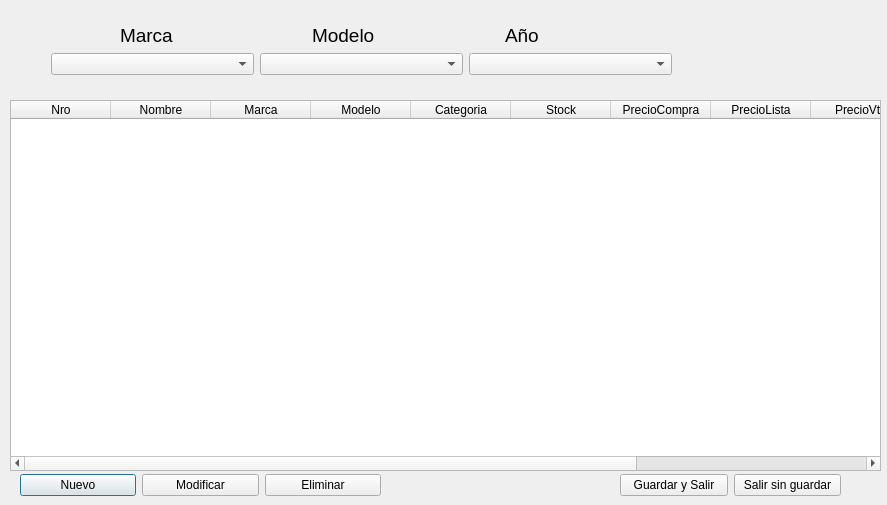
Before: the Qt Designer form guiproducto.ui in Jose-Cisneros/TallerCTRL, drawn with Qt 5.
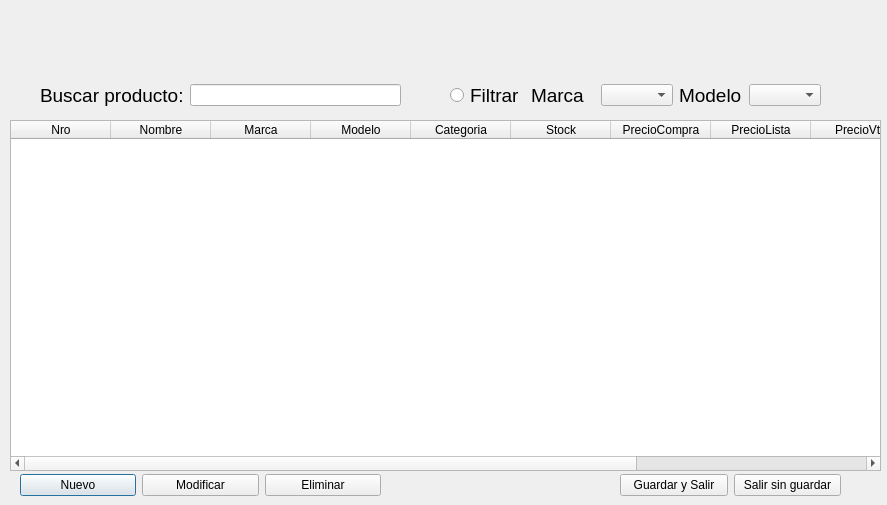
After: the same form once the commit is applied.

Commit message: +Nueva GUI Producto

```diff
--- a/guiproducto.ui
+++ b/guiproducto.ui
@@ -17,9 +17,9 @@
    <property name="geometry">
     <rect>
      <x>10</x>
-     <y>100</y>
+     <y>120</y>
      <width>871</width>
-     <height>371</height>
+     <height>351</height>
     </rect>
    </property>
    <column>
@@ -78,87 +78,6 @@
     </property>
    </column>
   </widget>
-  <widget class="QWidget" name="layoutWidget">
-   <property name="geometry">
-    <rect>
-     <x>51</x>
-     <y>44</y>
-     <width>621</width>
-     <height>41</height>
-    </rect>
-   </property>
-   <layout class="QHBoxLayout" name="horizontalLayout">
-    <item>
-     <widget class="QComboBox" name="comboMarca">
-      <property name="toolTip">
-       <string>&lt;html&gt;&lt;head/&gt;&lt;body&gt;&lt;p&gt;Marca&lt;/p&gt;&lt;/body&gt;&lt;/html&gt;</string>
-      </property>
-     </widget>
-    </item>
-    <item>
-     <widget class="QComboBox" name="comboModelo">
-      <property name="toolTip">
-       <string>&lt;html&gt;&lt;head/&gt;&lt;body&gt;&lt;p&gt;Modelo&lt;/p&gt;&lt;/body&gt;&lt;/html&gt;</string>
-      </property>
-     </widget>
-    </item>
-    <item>
-     <widget class="QComboBox" name="comboAno">
-      <property name="toolTip">
-       <string>&lt;html&gt;&lt;head/&gt;&lt;body&gt;&lt;p&gt;Año&lt;/p&gt;&lt;/body&gt;&lt;/html&gt;</string>
-      </property>
-     </widget>
-    </item>
-   </layout>
-  </widget>
-  <widget class="QWidget" name="layoutWidget">
-   <property name="geometry">
-    <rect>
-     <x>120</x>
-     <y>20</y>
-     <width>571</width>
-     <height>31</height>
-    </rect>
-   </property>
-   <layout class="QHBoxLayout" name="horizontalLayout_2">
-    <item>
-     <widget class="QLabel" name="label">
-      <property name="font">
-       <font>
-        <pointsize>14</pointsize>
-       </font>
-      </property>
-      <property name="text">
-       <string>Marca</string>
-      </property>
-     </widget>
-    </item>
-    <item>
-     <widget class="QLabel" name="label_2">
-      <property name="font">
-       <font>
-        <pointsize>14</pointsize>
-       </font>
-      </property>
-      <property name="text">
-       <string>Modelo</string>
-      </property>
-     </widget>
-    </item>
-    <item>
-     <widget class="QLabel" name="label_3">
-      <property name="font">
-       <font>
-        <pointsize>14</pointsize>
-       </font>
-      </property>
-      <property name="text">
-       <string>Año</string>
-      </property>
-     </widget>
-    </item>
-   </layout>
-  </widget>
   <widget class="QWidget" name="layoutWidget">
    <property name="geometry">
     <rect>
@@ -192,7 +111,7 @@
     </item>
    </layout>
   </widget>
-  <widget class="QWidget" name="">
+  <widget class="QWidget" name="layoutWidget">
    <property name="geometry">
     <rect>
      <x>620</x>
@@ -218,6 +137,97 @@
     </item>
    </layout>
   </widget>
+  <widget class="QWidget" name="layoutWidget">
+   <property name="geometry">
+    <rect>
+     <x>40</x>
+     <y>70</y>
+     <width>361</width>
+     <height>51</height>
+    </rect>
+   </property>
+   <layout class="QHBoxLayout" name="horizontalLayout">
+    <item>
+     <widget class="QLabel" name="label_4">
+      <property name="font">
+       <font>
+        <pointsize>14</pointsize>
+        <weight>50</weight>
+        <bold>false</bold>
+       </font>
+      </property>
+      <property name="text">
+       <string>Buscar producto:</string>
+      </property>
+     </widget>
+    </item>
+    <item>
+     <widget class="QLineEdit" name="busqueda"/>
+    </item>
+   </layout>
+  </widget>
+  <widget class="QWidget" name="horizontalLayoutWidget">
+   <property name="geometry">
+    <rect>
+     <x>450</x>
+     <y>70</y>
+     <width>371</width>
+     <height>51</height>
+    </rect>
+   </property>
+   <layout class="QHBoxLayout" name="horizontalLayout_2">
+    <item>
+     <widget class="QRadioButton" name="filtrar">
+      <property name="font">
+       <font>
+        <pointsize>14</pointsize>
+       </font>
+      </property>
+      <property name="text">
+       <string>Filtrar</string>
+      </property>
+     </widget>
+    </item>
+    <item>
+     <widget class="QLabel" name="label">
+      <property name="font">
+       <font>
+        <pointsize>14</pointsize>
+       </font>
+      </property>
+      <property name="text">
+       <string>Marca</string>
+      </property>
+     </widget>
+    </item>
+    <item>
+     <widget class="QComboBox" name="comboMarca">
+      <property name="toolTip">
+       <string>&lt;html&gt;&lt;head/&gt;&lt;body&gt;&lt;p&gt;Marca&lt;/p&gt;&lt;/body&gt;&lt;/html&gt;</string>
+      </property>
+     </widget>
+    </item>
+    <item>
+     <widget class="QLabel" name="label_2">
+      <property name="font">
+       <font>
+        <pointsize>14</pointsize>
+       </font>
+      </property>
+      <property name="text">
+       <string>Modelo</string>
+      </property>
+     </widget>
+    </item>
+    <item>
+     <widget class="QComboBox" name="comboModelo">
+      <property name="toolTip">
+       <string>&lt;html&gt;&lt;head/&gt;&lt;body&gt;&lt;p&gt;Modelo&lt;/p&gt;&lt;/body&gt;&lt;/html&gt;</string>
+      </property>
+     </widget>
+    </item>
+   </layout>
+  </widget>
  </widget>
  <resources/>
  <connections/>
```
